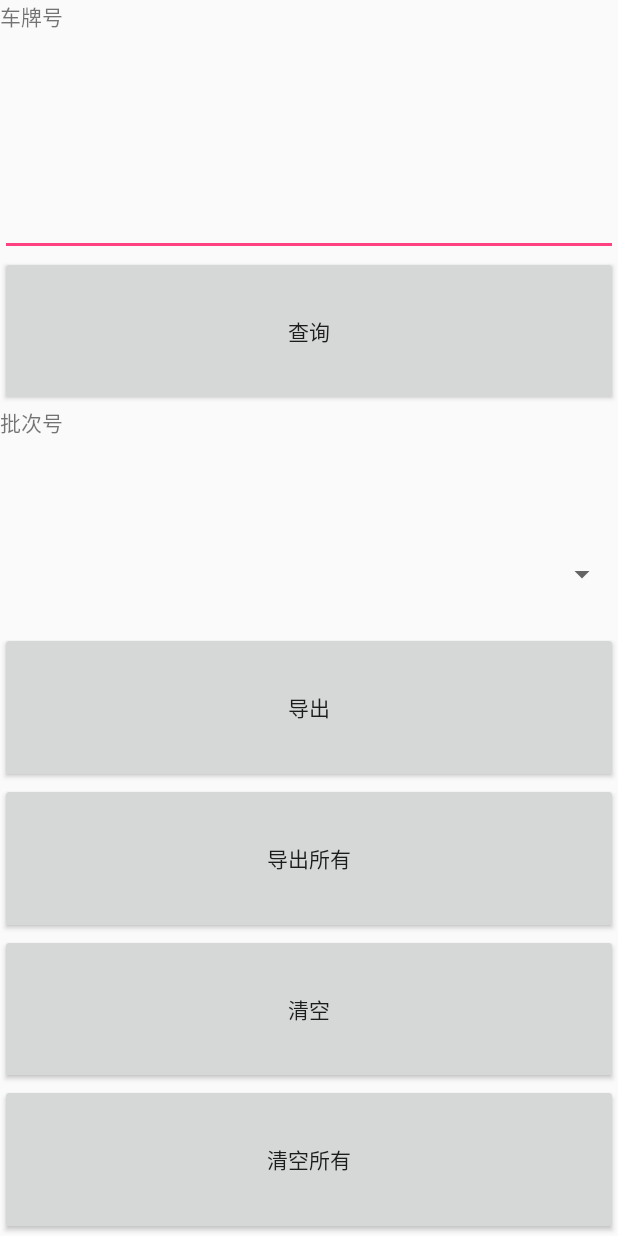
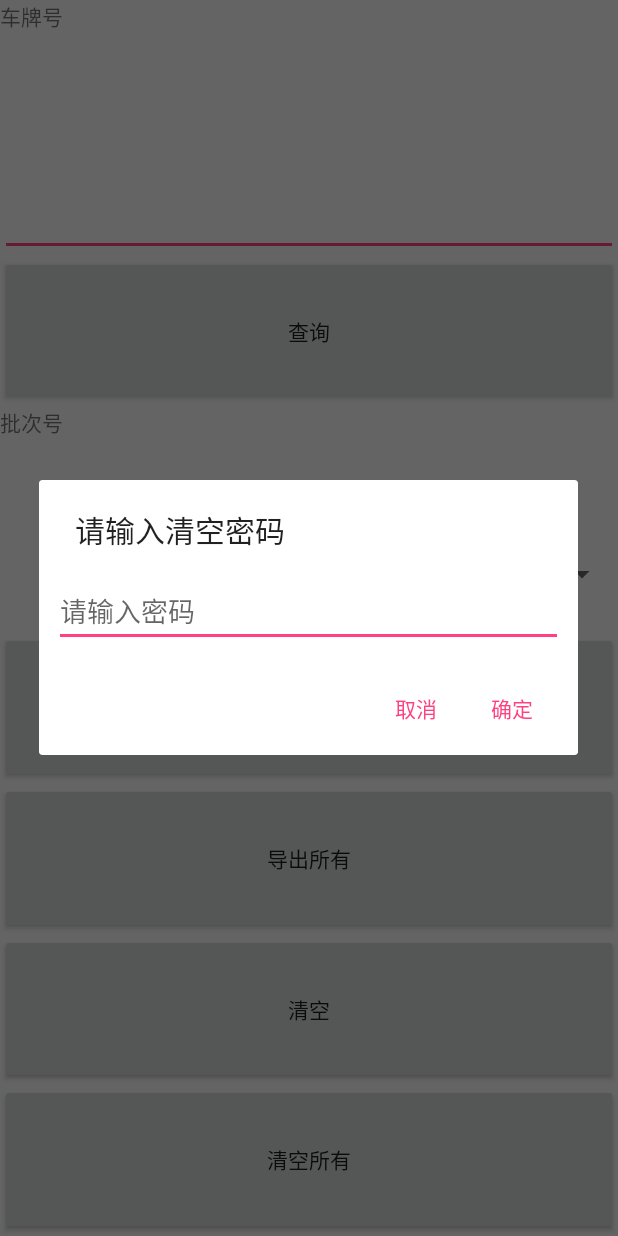
Before and after one commit to Svenshen/wjemspda, an Android app: the ShujuguanliActivity screen opened directly, with no data from a screen before it, after a tap on "清空", on a phone screen of 412 x 824 dp. Run offline under Robolectric (Android 15) with nearby library versions, the light colour scheme and no system bars; libraries missing offline, so code that uses them is left out: io.realm; 1 statement that could not run was skipped.

Commit message:
清空数据增加密码1234，防止误操作

```diff
--- a/app/src/main/java/com/szh/wjemspda/ShujuguanliActivity.java
+++ b/app/src/main/java/com/szh/wjemspda/ShujuguanliActivity.java
@@ -1,9 +1,12 @@
 package com.szh.wjemspda;
 
 import android.app.Activity;
+import android.app.AlertDialog;
 import android.app.ProgressDialog;
+import android.content.DialogInterface;
 import android.os.Bundle;
 import android.os.Environment;
+import android.view.LayoutInflater;
 import android.view.View;
 import android.widget.ArrayAdapter;
 import android.widget.Button;
@@ -96,10 +99,61 @@ public class ShujuguanliActivity extends Activity implements View.OnClickListene
 
                 break;
             case R.id.shuju_qingkongbutton:
-                mailDao.delete(chepaiedittext.getText().toString(),Integer.valueOf(picitext.getSelectedItem().toString()));
+                AlertDialog.Builder dialog = new AlertDialog.Builder(this);
+                dialog.setTitle("请输入清空密码");
+                View viewx = LayoutInflater.from(this).inflate(R.layout.dialog_mima, null);
+                //    设置我们自己定义的布局文件作为弹出框的Content
+                dialog.setView(viewx);
+                final EditText mimaedittext2 = viewx.findViewById(R.id.mimainfo);
+                dialog.setPositiveButton("确定", new DialogInterface.OnClickListener() {
+                    @Override
+                    public void onClick(DialogInterface dialogInterface, int i) {
+
+                        if("1234".equals(mimaedittext2.getText().toString())){
+                            mailDao.delete(chepaiedittext.getText().toString(),Integer.valueOf(picitext.getSelectedItem().toString()));
+                            Toast.makeText(ShujuguanliActivity.this,"清除成功",Toast.LENGTH_LONG).show();
+                        }else{
+                            Toast.makeText(ShujuguanliActivity.this,"密码错误",Toast.LENGTH_LONG).show();
+                        }
+                    }
+                });
+
+                dialog.setNegativeButton("取消", new DialogInterface.OnClickListener() {
+                    @Override
+                    public void onClick(DialogInterface dialogInterface, int i) {
+
+                    }
+                });
+                dialog.show();
                 break;
             case R.id.shuju_qingkongallbutton:
-                mailDao.deleteall();
+                AlertDialog.Builder dialog2 = new AlertDialog.Builder(this);
+                dialog2.setTitle("请输入清空密码");
+                View viewx2 = LayoutInflater.from(this).inflate(R.layout.dialog_mima, null);
+                //    设置我们自己定义的布局文件作为弹出框的Content
+                dialog2.setView(viewx2);
+
+                final EditText mimaedittext = viewx2.findViewById(R.id.mimainfo);
+                dialog2.setPositiveButton("确定", new DialogInterface.OnClickListener() {
+                    @Override
+                    public void onClick(DialogInterface dialogInterface, int i) {
+                        if("1234".equals(mimaedittext.getText().toString())){
+                            mailDao.deleteall();
+                            Toast.makeText(ShujuguanliActivity.this,"清除所有成功",Toast.LENGTH_LONG).show();
+                        }else{
+                            Toast.makeText(ShujuguanliActivity.this,"密码错误",Toast.LENGTH_LONG).show();
+                        }
+                    }
+                });
+
+                dialog2.setNegativeButton("取消", new DialogInterface.OnClickListener() {
+                    @Override
+                    public void onClick(DialogInterface dialogInterface, int i) {
+
+                    }
+                });
+                dialog2.show();
+
                 break;
             case R.id.shuju_chaxunbutton:
                 List<Integer> list = mailDao.findByChepaidistinctCheci(chepaiedittext.getText().toString());
--- /dev/null
+++ b/app/src/main/res/layout/dialog_mima.xml
@@ -0,0 +1,27 @@
+<?xml version="1.0" encoding="utf-8"?>
+<LinearLayout xmlns:android="http://schemas.android.com/apk/res/android"
+    android:id="@+id/create_user_dialog_view"
+    android:layout_width="fill_parent"
+    android:layout_height="wrap_content"
+
+    android:minWidth="200dp"
+    android:orientation="vertical"
+    android:padding="10dp"
+    android:paddingBottom="30dp"
+    android:paddingTop="30dp">
+
+
+
+    <EditText
+        android:id="@+id/mimainfo"
+        android:layout_width="fill_parent"
+        android:layout_height="wrap_content"
+        android:layout_marginTop="5dp"
+
+        android:gravity="top|left"
+        android:hint="请输入密码"
+
+        android:textSize="18sp" />
+
+
+</LinearLayout>
```
Also changed, not shown: app/src/main/java/com/szh/wjemspda/dialogmima.java (added, +31 -0 lines).
